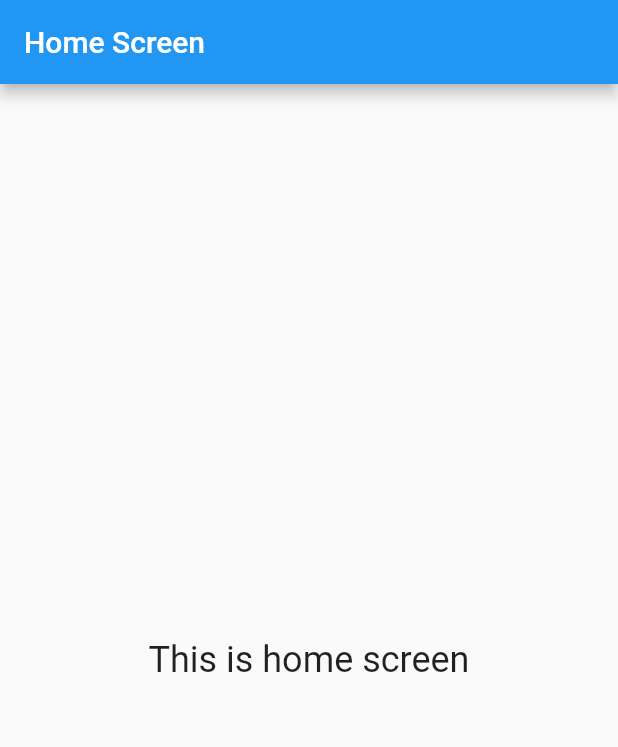
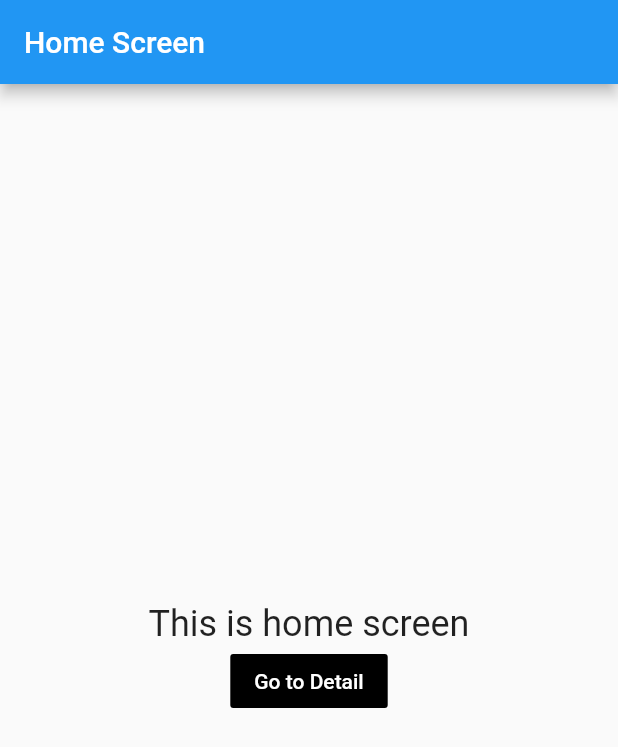
Before and after one commit to paedayz/Flutter_GETX_Basic, a Flutter app: the screen it shows after launch, on a phone screen of 412 x 824 dp. Shown: the top 747 px of the screen. Run offline on Flutter 3.47's test engine with Material 2 defaults, Android fonts, the phone set to English and light mode, and no system bars; our stand-ins replace get.

Commit message:
navigate by using Getx

```diff
--- a/lib/main.dart
+++ b/lib/main.dart
@@ -1,4 +1,6 @@
 import 'package:flutter/material.dart';
+import 'package:get/get.dart';
+import 'package:getx_1/pages/detail/view/detail.dart';
 import './pages/home/view/home.dart';
 
 void main() {
@@ -9,13 +11,17 @@ class MyApp extends StatelessWidget {
   // This widget is the root of your application.
   @override
   Widget build(BuildContext context) {
-    return MaterialApp(
+    return GetMaterialApp(
       title: 'Flutter Demo',
       debugShowCheckedModeBanner: false,
       theme: ThemeData(
         primarySwatch: Colors.blue,
       ),
-      home: HomeScreen(),
+      getPages: [
+        GetPage(name: '/home', page: () => HomeScreen()),
+        GetPage(name: '/detail', page: () => DetailScreen()),
+      ],
+      initialRoute: '/home',
     );
   }
 }
--- a/lib/pages/detail/view/detail.dart
+++ b/lib/pages/detail/view/detail.dart
@@ -1,4 +1,5 @@
 import 'package:flutter/material.dart';
+import 'package:get/get.dart';
 
 class DetailScreen extends StatelessWidget {
   @override
@@ -9,7 +10,7 @@ class DetailScreen extends StatelessWidget {
         leading: IconButton(
           icon: Icon(Icons.arrow_back),
           onPressed: () {
-            print('back');
+            Get.back();
           },
         ),
       ),
--- a/lib/pages/home/view/home.dart
+++ b/lib/pages/home/view/home.dart
@@ -1,4 +1,6 @@
 import 'package:flutter/material.dart';
+import 'package:get/get.dart';
+import 'package:getx_1/pages/detail/view/detail.dart';
 
 class HomeScreen extends StatelessWidget {
   @override
@@ -15,6 +17,16 @@ class HomeScreen extends StatelessWidget {
             Text(
               "This is home screen",
               style: TextStyle(fontSize: 24),
+            ),
+            FlatButton(
+              onPressed: () {
+                Get.toNamed('/detail');
+                // Get.to(DetailScreen());
+                // Get.off(DetailScreen());
+              },
+              child: Text('Go to Detail'),
+              color: Colors.black,
+              textColor: Colors.white,
             )
           ],
         ),
```
